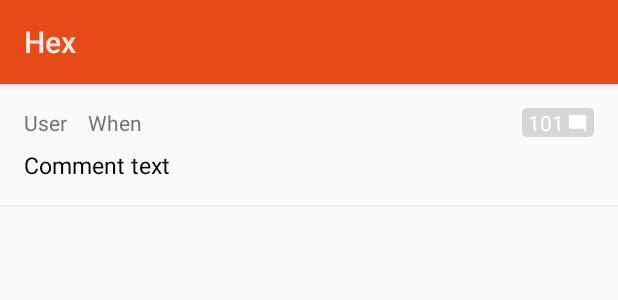
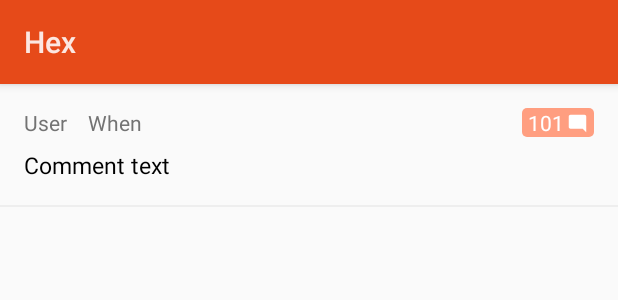
Before and after one commit to longdivision/hex, an Android app: the layout comment.xml on its own in the app's theme, with its tools: preview values and no code run, on a phone screen of 412 x 824 dp. Shown: the top 300 px of the screen. Run offline under Robolectric (Android 15) with nearby library versions, the phone set to English and light mode, and no system bars; network calls fail.

Commit message:
Add colour for hidden comments tag.

```diff
--- a/app/src/main/res/values/color.xml
+++ b/app/src/main/res/values/color.xml
@@ -12,6 +12,7 @@
     <color name="yellow">#FFEB3B</color>
     <color name="indigo">#FFC107</color>
     <color name="list_divider_color">#EEEEEE</color>
+    <color name="hidden_comments_tag">#FF9E80</color>
     <integer-array name="comment_colors">
         <item>@color/cyan</item>
         <item>@color/blue</item>
```
